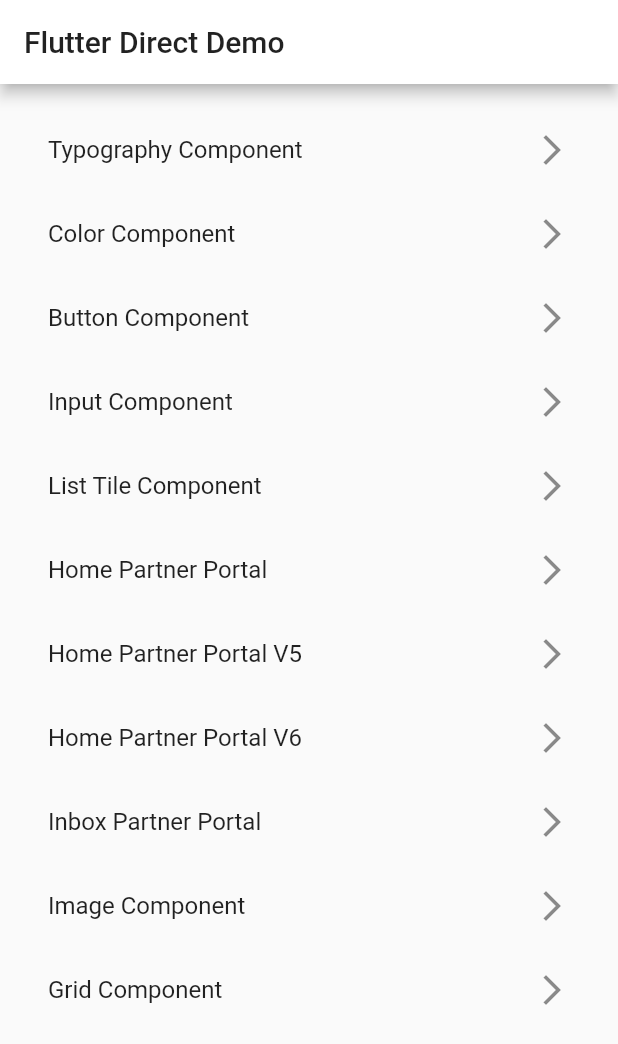
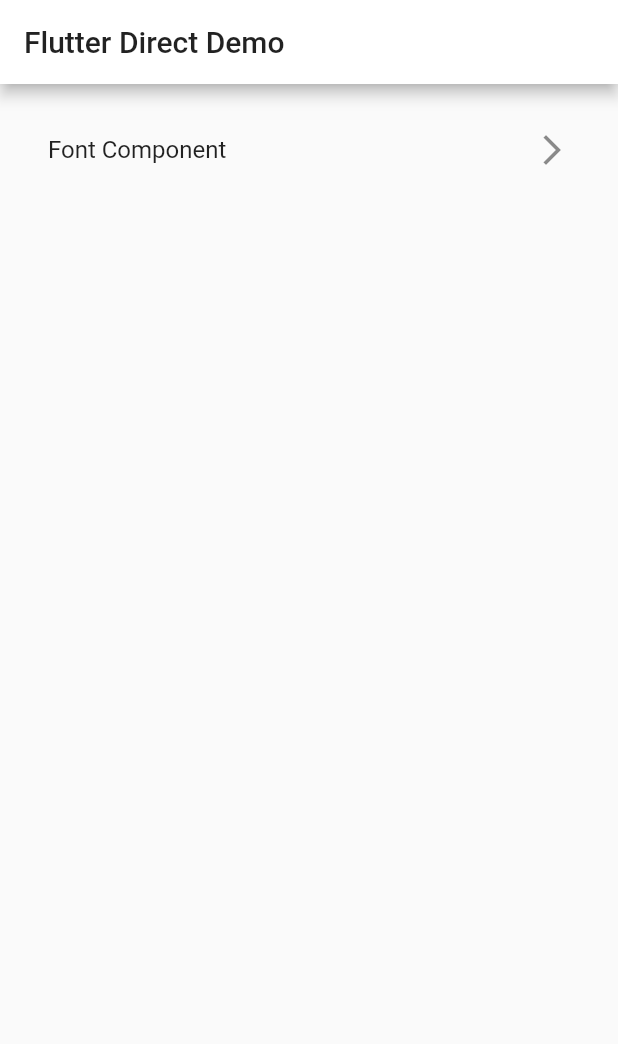
Before and after one commit to oss-homecredit-id/flutter-direct, a Flutter app: the screen it shows after launch, on a phone screen of 412 x 824 dp. Shown: the top 1044 px of the screen. Run offline on Flutter 3.47's test engine with Material 2 defaults, Android fonts, the phone set to English and light mode, and no system bars; our stand-ins replace auto_size_text, carousel_slider, flutter_slidable.

Commit message:
revision atomic font & color

```diff
--- a/example/lib/main.dart
+++ b/example/lib/main.dart
@@ -11,7 +11,9 @@ import 'package:example/component_list/pp_inbox.dart';
 import 'package:example/component_list/grid_component.dart';
 
 import 'package:example/component_list/typography_component.dart';
+import 'package:example/revision/font/font_screen.dart';
 import 'package:flutter/material.dart';
+import 'package:flutter_direct/flutter_direct.dart';
 
 void main() => runApp(MyApp());
 
@@ -21,17 +23,18 @@ class MyApp extends StatelessWidget {
     return MaterialApp(
       initialRoute: '/',
       routes: {
-        '/button': (context) => ButtonComponent(),
-        '/typography': (context) => TypographyComponent(),
-        '/color': (context) => ColorComponent(),
-        '/input': (context) => InputComponent(),
-        '/listtile': (context) => ListitleComponent(),
-        '/homepp': (context) => PPHomeScreen(),
-        '/homeppv5': (context) => PPHomeScreenV5(),
-        '/homeppv6': (context) => PPHomeScreenV6(),
-        '/inboxpp': (context) => PPInboxScreen(),
-        '/image': (context) => ImageComponent(),
-        '/grid': (context) => GridComponent()
+        // '/button': (context) => ButtonComponent(),
+        // '/typography': (context) => TypographyComponent(),
+        // '/color': (context) => ColorComponent(),
+        // '/input': (context) => InputComponent(),
+        // '/listtile': (context) => ListitleComponent(),
+        // '/homepp': (context) => PPHomeScreen(),
+        // '/homeppv5': (context) => PPHomeScreenV5(),
+        // '/homeppv6': (context) => PPHomeScreenV6(),
+        // '/inboxpp': (context) => PPInboxScreen(),
+        // '/image': (context) => ImageComponent(),
+        // '/grid': (context) => GridComponent()
+        '/font': (context) => FontScreen()
       },
       theme: ThemeData(primaryColor: Colors.white),
       home: HomeScreen(),
@@ -59,81 +62,81 @@ class _HomeScreenState extends State<HomeScreen> {
                 children: <Widget>[
                   ListTile(
                     trailing: Icon(Icons.arrow_forward_ios),
-                    title: Text("Typography Component"),
+                    title: Text("Font Component"),
                     onTap: () {
-                      Navigator.pushNamed(context, '/typography');
+                      Navigator.pushNamed(context, '/font');
                     },
                   ),
-                  ListTile(
-                    trailing: Icon(Icons.arrow_forward_ios),
-                    title: Text("Color Component"),
-                    onTap: () {
-                      Navigator.pushNamed(context, '/color');
-                    },
-                  ),
-                  ListTile(
-                    trailing: Icon(Icons.arrow_forward_ios),
-                    title: Text("Button Component"),
-                    onTap: () {
-                      Navigator.pushNamed(context, '/button');
-                    },
-                  ),
-                  ListTile(
-                    trailing: Icon(Icons.arrow_forward_ios),
-                    title: Text("Input Component"),
-                    onTap: () {
-                      Navigator.pushNamed(context, '/input');
-                    },
-                  ),
-                  ListTile(
-                    trailing: Icon(Icons.arrow_forward_ios),
-                    title: Text("List Tile Component"),
-                    onTap: () {
-                      Navigator.pushNamed(context, '/listtile');
-                    },
-                  ),
-                  ListTile(
-                    trailing: Icon(Icons.arrow_forward_ios),
-                    title: Text("Home Partner Portal"),
-                    onTap: () {
-                      Navigator.pushNamed(context, '/homepp');
-                    },
-                  ),
-                  ListTile(
-                    trailing: Icon(Icons.arrow_forward_ios),
-                    title: Text("Home Partner Portal V5"),
-                    onTap: () {
-                      Navigator.pushNamed(context, '/homeppv5');
-                    },
-                  ),
-                  ListTile(
-                    trailing: Icon(Icons.arrow_forward_ios),
-                    title: Text("Home Partner Portal V6"),
-                    onTap: () {
-                      Navigator.pushNamed(context, '/homeppv6');
-                    },
-                  ),
-                  ListTile(
-                    trailing: Icon(Icons.arrow_forward_ios),
-                    title: Text("Inbox Partner Portal"),
-                    onTap: () {
-                      Navigator.pushNamed(context, '/inboxpp');
-                    },
-                  ),
-                  ListTile(
-                    trailing: Icon(Icons.arrow_forward_ios),
-                    title: Text("Image Component"),
-                    onTap: () {
-                      Navigator.pushNamed(context, '/image');
-                    },
-                  ),
-                  ListTile(
-                    trailing: Icon(Icons.arrow_forward_ios),
-                    title: Text("Grid Component"),
-                    onTap: () {
-                      Navigator.pushNamed(context, '/grid');
-                    },
-                  )
+                  // ListTile(
+                  //   trailing: Icon(Icons.arrow_forward_ios),
+                  //   title: Text("Color Component"),
+                  //   onTap: () {
+                  //     Navigator.pushNamed(context, '/color');
+                  //   },
+                  // ),
+                  // ListTile(
+                  //   trailing: Icon(Icons.arrow_forward_ios),
+                  //   title: Text("Button Component"),
+                  //   onTap: () {
+                  //     Navigator.pushNamed(context, '/button');
+                  //   },
+                  // ),
+                  // ListTile(
+                  //   trailing: Icon(Icons.arrow_forward_ios),
+                  //   title: Text("Input Component"),
+                  //   onTap: () {
+                  //     Navigator.pushNamed(context, '/input');
+                  //   },
+                  // ),
+                  // ListTile(
+                  //   trailing: Icon(Icons.arrow_forward_ios),
+                  //   title: Text("List Tile Component"),
+                  //   onTap: () {
+                  //     Navigator.pushNamed(context, '/listtile');
+                  //   },
+                  // ),
+                  // ListTile(
+                  //   trailing: Icon(Icons.arrow_forward_ios),
+                  //   title: Text("Home Partner Portal"),
+                  //   onTap: () {
+                  //     Navigator.pushNamed(context, '/homepp');
+                  //   },
+                  // ),
+                  // ListTile(
+                  //   trailing: Icon(Icons.arrow_forward_ios),
+                  //   title: Text("Home Partner Portal V5"),
+                  //   onTap: () {
+                  //     Navigator.pushNamed(context, '/homeppv5');
+                  //   },
+                  // ),
+                  // ListTile(
+                  //   trailing: Icon(Icons.arrow_forward_ios),
+                  //   title: Text("Home Partner Portal V6"),
+                  //   onTap: () {
+                  //     Navigator.pushNamed(context, '/homeppv6');
+                  //   },
+                  // ),
+                  // ListTile(
+                  //   trailing: Icon(Icons.arrow_forward_ios),
+                  //   title: Text("Inbox Partner Portal"),
+                  //   onTap: () {
+                  //     Navigator.pushNamed(context, '/inboxpp');
+                  //   },
+                  // ),
+                  // ListTile(
+                  //   trailing: Icon(Icons.arrow_forward_ios),
+                  //   title: Text("Image Component"),
+                  //   onTap: () {
+                  //     Navigator.pushNamed(context, '/image');
+                  //   },
+                  // ),
+                  // ListTile(
+                  //   trailing: Icon(Icons.arrow_forward_ios),
+                  //   title: Text("Grid Component"),
+                  //   onTap: () {
+                  //     Navigator.pushNamed(context, '/grid');
+                  //   },
+                  // )
                 ],
               ),
             )));
--- a/lib/commons/atoms/font/atomic_typography.dart
+++ b/lib/commons/atoms/font/atomic_typography.dart
@@ -63,13 +63,13 @@ class AtomicTypography extends StatelessWidget {
   getFontFamilyType(FontFamily fontFamily) {
     switch (fontFamily) {
       case FontFamily.Campton:
-        return AtomicFont.campton_font;
+        return AtomicFont.Campton;
         break;
       case FontFamily.Raleway:
-        return AtomicFont.raleway_font;
+        return AtomicFont.Raleway;
         break;
       case FontFamily.Helvetica:
-        return AtomicFont.helvetica_font;
+        return AtomicFont.Helvetica;
         break;
       default:
     }
--- a/lib/flutter_direct.dart
+++ b/lib/flutter_direct.dart
@@ -3,10 +3,7 @@ library flutter_direct;
 import 'package:flutter/material.dart';
 
 part 'commons/atoms/buttons/atomic_button.dart';
-part 'commons/atoms/color/atomic_color.dart';
-part 'commons/atoms/font/atomic_font.dart';
 part 'commons/atoms/font/atomic_typography.dart';
-part 'commons/atoms/font/atomic_font_appbar.dart';
 
 part 'commons/atoms/image/atomic_image.dart';
 part 'commons/atoms/custom_card/atomic_custom_card.dart';
@@ -16,3 +13,13 @@ part 'commons/atoms/list/atomic_listtile.dart';
 
 part 'commons/molecules/grid_view/molecule_grid_view.dart';
 part 'commons/molecules/list_view/molecule_list_view.dart';
+
+///
+/// REVISION
+///
+
+part 'revision/commons/atoms/color/atomic_color.dart';
+part 'revision/commons/atoms/font/atomic_font.dart';
+part 'revision/commons/atoms/font/appbar/atomic_font_appbar.dart';
+
+part 'revision/commons/atoms/font/general/atomic_font_general.dart';
--- a/lib/commons/atoms/color/atomic_color.dart
+++ b/lib/revision/commons/atoms/color/atomic_color.dart
@@ -4,8 +4,6 @@ class AtomicColor {
   AtomicColor._();
 
   static const Color primaryColor = Color(0xFFE11931);
-  static const Color disableColor = Color(0xFFA9A9A9);
-    static const Color bgColor = Color(0xFFFFFFFF);
-
-
+  static const Color disableColor = Color(0xFF404040);
+  static const Color bgColor = Color(0xFFFFFFFF);
 }
```
Also changed, not shown: example/lib/revision/font/font_screen.dart (added, +25 -0 lines), lib/commons/atoms/font/atomic_font.dart (deleted, +0 -7 lines), lib/revision/commons/atoms/font/appbar/atomic_font_appbar.dart (renamed from lib/commons/atoms/font/atomic_font_appbar.dart, +7 -5 lines), lib/revision/commons/atoms/font/atomic_font.dart (added, +7 -0 lines), lib/revision/commons/atoms/font/general/atomic_font_general.dart (added, +25 -0 lines).
